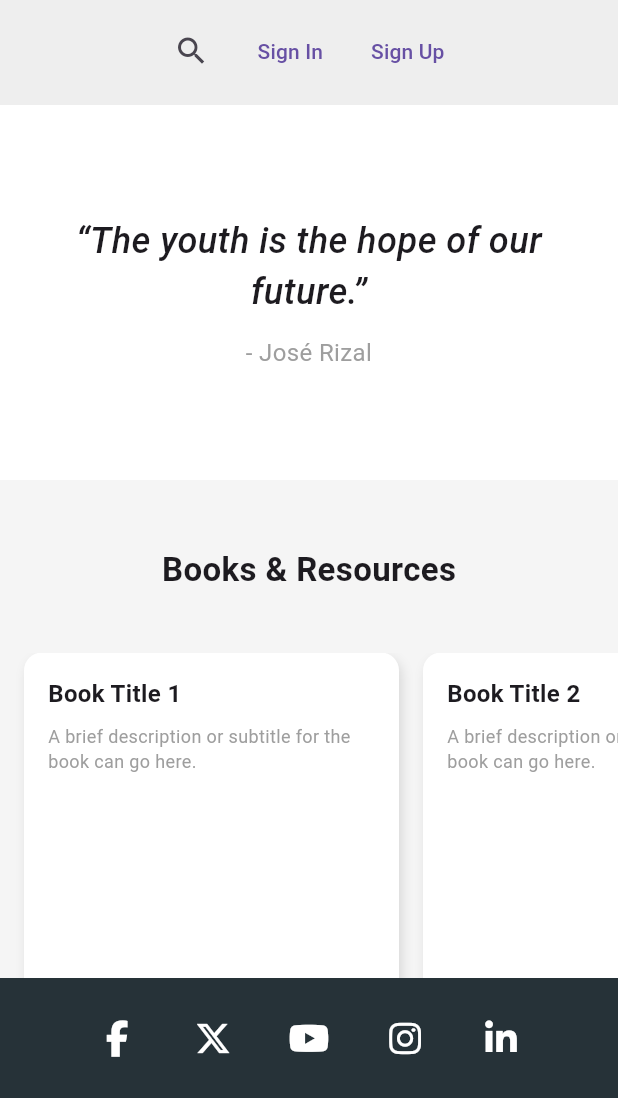
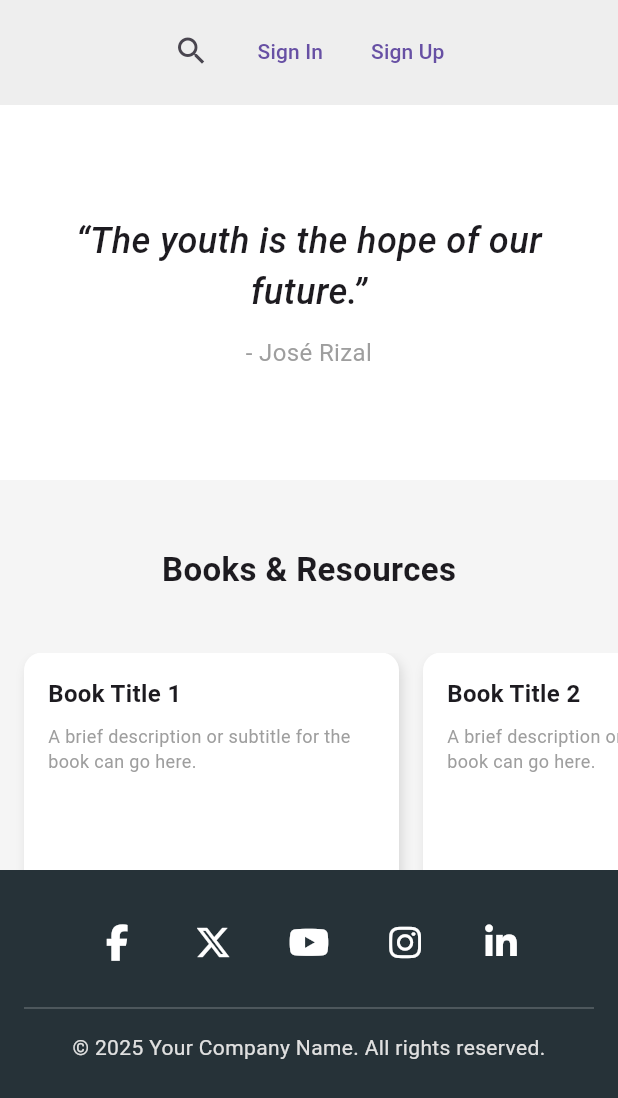
Before and after one commit to YuvajanaTeam/YuvajanaFrontend, a Flutter app: the screen it shows after launch, on a phone screen of 412 x 824 dp, the part 138-1236 px from its top. Run offline on Flutter 3.47's test engine with Material 3 defaults, Android fonts, the light colour scheme and no system bars; our stand-ins replace font_awesome_flutter.

Commit message:
added categories and modified bottom bar file

```diff
--- a/lib/pages/home_page.dart
+++ b/lib/pages/home_page.dart
@@ -1,5 +1,6 @@
 import 'package:flutter/material.dart';
 import 'package:yuvav1/widgets/bottom_bar.dart';
+import 'package:yuvav1/widgets/middle_row3.dart';
 import '../widgets/top_bar.dart';
 import '../widgets/middle_row1.dart';
 import '../widgets/middle_row2.dart';
@@ -20,6 +21,8 @@ class HomePage extends StatelessWidget {
                   TopBar(),
                   MiddleRow1(),
                   MiddleRow2(),
+                  SizedBox(height: 30,),
+                  MiddleRow3(),
                 ],
               ),
             ),
--- a/lib/widgets/bottom_bar.dart
+++ b/lib/widgets/bottom_bar.dart
@@ -16,9 +16,13 @@ class BottomBar extends StatelessWidget {
   Widget build(BuildContext context) {
     return Container(
       color: Colors.blueGrey[900],
-      padding: const EdgeInsets.symmetric(horizontal: 20, vertical: 16),
       width: double.infinity,
-      child: Row(
+      padding: const EdgeInsets.symmetric(vertical: 24, horizontal: 16),
+      child: Column(
+        mainAxisSize: MainAxisSize.min,
+        children: [
+          // Social Media Icons Row
+          Row(
             mainAxisAlignment: MainAxisAlignment.center,
             children: [
               IconButton(
@@ -47,6 +51,20 @@ class BottomBar extends StatelessWidget {
               ),
             ],
           ),
+          const SizedBox(height: 12),
+          const Divider(color: Colors.white24),
+          const SizedBox(height: 8),
+          // Copyright Text
+          Text(
+            '© 2025 Your Company Name. All rights reserved.',
+            style: TextStyle(
+              color: Colors.grey[300],
+              fontSize: 14,
+            ),
+            textAlign: TextAlign.center,
+          ),
+        ],
+      ),
     );
   }
 }
```
Also changed, not shown: lib/widgets/middle_row3.dart (added, +55 -0 lines). Lines whose indentation alone changed are shown as unchanged.
